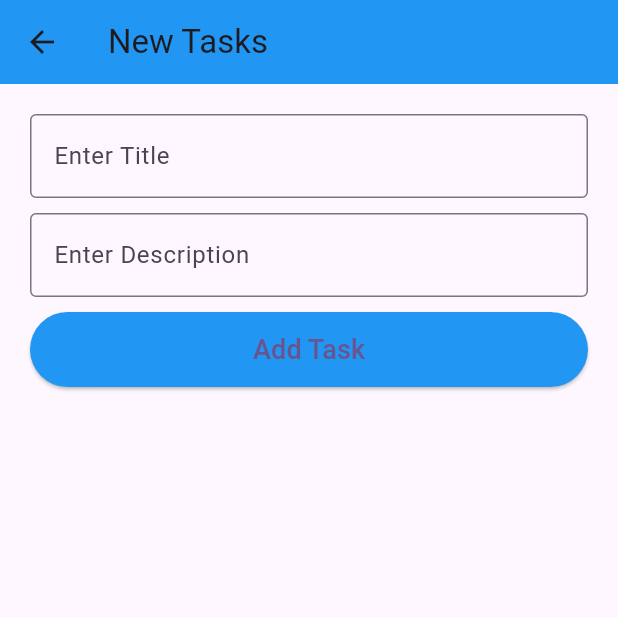
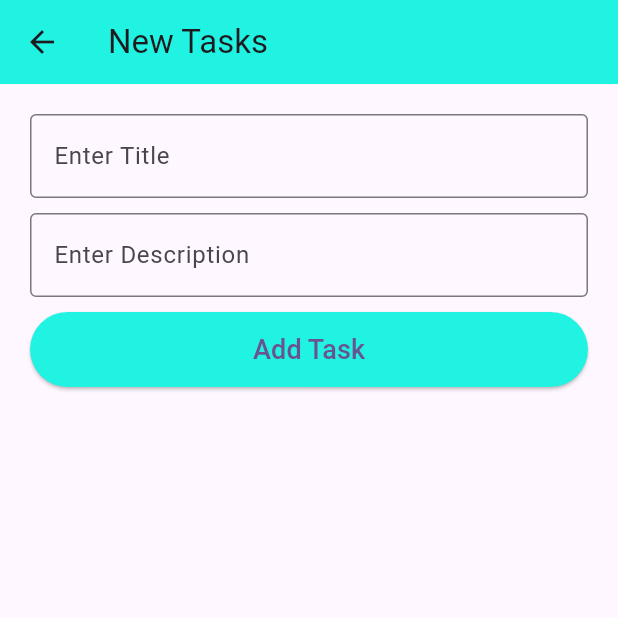
Before and after one commit to MouBiswas16/todo_app_firebase, a Flutter app: the screen it shows once a user with an empty profile is signed in, after a tap on the "add" icon, on a phone screen of 412 x 824 dp, the top half of it. Run offline on Flutter 3.47's test engine with Material 3 defaults, Android fonts, the phone set to English and light mode, and no system bars; our stand-ins replace cloud_firestore, firebase_auth, firebase_core, fluttertoast, google_fonts; accounts and stored records are empty.

Commit message:
delete task and desription screen

```diff
--- a/lib/auth/auth_form.dart
+++ b/lib/auth/auth_form.dart
@@ -59,11 +59,12 @@ class _AuthFormState extends State<AuthForm> {
   @override
   Widget build(BuildContext context) {
     return SafeArea(
-      child: Padding(
-        padding: const EdgeInsets.all(18),
-        child: SizedBox(
-          height: MediaQuery.of(context).size.height,
-          width: MediaQuery.of(context).size.width,
+      child: Container(
+        color: Colors.white,
+        height: MediaQuery.of(context).size.height,
+        width: MediaQuery.of(context).size.width,
+        child: Padding(
+          padding: const EdgeInsets.all(20),
           child: ListView(
             children: [
               SizedBox(
@@ -90,7 +91,7 @@ class _AuthFormState extends State<AuthForm> {
                               borderRadius: BorderRadius.circular(8),
                               borderSide: BorderSide(),
                             ),
-                            labelText: "Enter Email",
+                            labelText: "Enter Name",
                             labelStyle: GoogleFonts.roboto(),
                           ),
                         ),
@@ -141,7 +142,7 @@ class _AuthFormState extends State<AuthForm> {
                       ),
                       SizedBox(height: 20),
                       SizedBox(
-                        height: 70,
+                        height: 50,
                         width: double.infinity,
                         child: ElevatedButton(
                           style: ButtonStyle(
@@ -157,11 +158,17 @@ class _AuthFormState extends State<AuthForm> {
                           child: isLoginPage
                               ? Text(
                                   "Login",
-                                  style: GoogleFonts.roboto(fontSize: 16),
+                                  style: GoogleFonts.roboto(
+                                    fontSize: 16,
+                                    fontWeight: FontWeight.bold,
+                                  ),
                                 )
                               : Text(
                                   "SingUp",
-                                  style: GoogleFonts.roboto(fontSize: 16),
+                                  style: GoogleFonts.roboto(
+                                    fontSize: 16,
+                                    fontWeight: FontWeight.bold,
+                                  ),
                                 ),
                           onPressed: () {
                             startAuthentication();
--- a/lib/auth/auth_screen.dart
+++ b/lib/auth/auth_screen.dart
@@ -16,6 +16,7 @@ class _AuthScreenState extends State<AuthScreen> {
     return SafeArea(
       child: Scaffold(
         appBar: AppBar(
+          backgroundColor: Theme.of(context).primaryColor,
           title: Text("Authentication"),
         ),
         body: AuthForm(),
--- a/lib/main.dart
+++ b/lib/main.dart
@@ -1,11 +1,14 @@
 // ignore_for_file: prefer_const_constructors
 
 import 'package:firebase_auth/firebase_auth.dart';
+import 'package:firebase_core/firebase_core.dart';
 import 'package:flutter/material.dart';
 import 'package:todo_app_firebase/auth/auth_screen.dart';
 import 'package:todo_app_firebase/screens/home.dart';
 
-void main() {
+void main() async {
+  WidgetsFlutterBinding.ensureInitialized();
+  await Firebase.initializeApp();
   runApp(MyApp());
 }
 
@@ -18,7 +21,7 @@ class MyApp extends StatelessWidget {
       title: 'Todo App',
       debugShowCheckedModeBanner: false,
       theme: ThemeData(
-        primaryColor: Colors.blue,
+        primaryColor: Color.fromARGB(255, 33, 243, 226),
         colorScheme: ColorScheme.fromSeed(seedColor: Colors.deepPurple),
         useMaterial3: true,
       ),
--- a/lib/screens/add_task.dart
+++ b/lib/screens/add_task.dart
@@ -31,6 +31,7 @@ class _AddTaskState extends State<AddTask> {
       "title": titleController.text,
       "description": descriptionController.text,
       "time": time.toString(),
+      "timestamp": time,
     });
     Fluttertoast.showToast(msg: "Data Added!!!");
   }
--- a/lib/screens/home.dart
+++ b/lib/screens/home.dart
@@ -1,7 +1,11 @@
 // ignore_for_file: prefer_const_constructors
 
+import 'package:cloud_firestore/cloud_firestore.dart';
+import 'package:firebase_auth/firebase_auth.dart';
 import 'package:flutter/material.dart';
+import 'package:google_fonts/google_fonts.dart';
 import 'package:todo_app_firebase/screens/add_task.dart';
+import 'package:todo_app_firebase/screens/description.dart';
 
 class HomeScreen extends StatefulWidget {
   const HomeScreen({super.key});
@@ -11,17 +15,122 @@ class HomeScreen extends StatefulWidget {
 }
 
 class _HomeScreenState extends State<HomeScreen> {
+  String uid = "";
+  @override
+  void initState() {
+    getuid();
+    super.initState();
+  }
+
+  getuid() async {
+    FirebaseAuth auth = FirebaseAuth.instance;
+    final user = auth.currentUser!;
+    setState(() {
+      uid = user.uid;
+    });
+  }
+
   @override
   Widget build(BuildContext context) {
-    return Scaffold(
+    return SafeArea(
+      child: Scaffold(
         appBar: AppBar(
           backgroundColor: Theme.of(context).primaryColor,
           title: Text("To-Do App"),
         ),
-      body: Container(
+        body: Padding(
+          padding: const EdgeInsets.all(10),
+          child: Container(
             height: MediaQuery.of(context).size.height,
             width: MediaQuery.of(context).size.width,
-        color: Colors.purpleAccent,
+            color: Colors.white70,
+            child: StreamBuilder(
+              stream: FirebaseFirestore.instance
+                  .collection("tasks")
+                  .doc(uid)
+                  .collection("mytasks")
+                  .snapshots(),
+              builder: (context, snapshot) {
+                if (snapshot.connectionState == ConnectionState.waiting) {
+                  return Center(
+                    child: CircularProgressIndicator(),
+                  );
+                } else {
+                  final docs = snapshot.data!.docs;
+                  return ListView.builder(
+                    itemCount: docs.length,
+                    itemBuilder: (context, index) {
+                      return InkWell(
+                        onTap: () {
+                          Navigator.push(
+                            context,
+                            MaterialPageRoute(
+                              builder: (context) => DescriptionScreen(
+                                title: docs[index]["title"],
+                                description: docs[index]["description"],
+                              ),
+                            ),
+                          );
+                        },
+                        child: SizedBox(
+                          height: 80,
+                          width: double.infinity,
+                          child: Card(
+                            // margin: EdgeInsets.only(bottom: 10),
+                            child: Row(
+                              mainAxisAlignment: MainAxisAlignment.spaceBetween,
+                              children: [
+                                Column(
+                                  mainAxisAlignment: MainAxisAlignment.center,
+                                  crossAxisAlignment: CrossAxisAlignment.start,
+                                  children: [
+                                    Container(
+                                      margin: EdgeInsets.all(20),
+                                      child: Text(
+                                        docs[index]["title"],
+                                        style: GoogleFonts.roboto(
+                                          fontSize: 16,
+                                          fontWeight: FontWeight.bold,
+                                        ),
+                                      ),
+                                    ),
+                                  ],
+                                ),
+                                Row(
+                                  children: [
+                                    SizedBox(
+                                      child: IconButton(
+                                        icon: Icon(Icons.delete),
+                                        onPressed: () async {
+                                          await FirebaseFirestore.instance
+                                              .collection("tasks")
+                                              .doc(uid)
+                                              .collection("mytasks")
+                                              .doc(docs[index]["time"])
+                                              .delete();
+                                        },
+                                      ),
+                                    ),
+                                    SizedBox(
+                                      child: IconButton(
+                                        icon: Icon(Icons.check),
+                                        onPressed: () async {},
+                                      ),
+                                    ),
+                                    SizedBox(width: 10),
+                                  ],
+                                ),
+                              ],
+                            ),
+                          ),
+                        ),
+                      );
+                    },
+                  );
+                }
+              },
+            ),
+          ),
         ),
         floatingActionButton: FloatingActionButton(
           backgroundColor: Theme.of(context).primaryColor,
@@ -38,6 +147,7 @@ class _HomeScreenState extends State<HomeScreen> {
             );
           },
         ),
+      ),
     );
   }
 }
--- a/pubspec.yaml
+++ b/pubspec.yaml
@@ -18,6 +18,7 @@ dependencies:
   google_fonts: ^6.1.0
   intl: ^0.19.0
   fluttertoast: ^8.2.4
+  firebase_core: ^2.24.2
 
 dev_dependencies:
   flutter_test:
```
Also changed, not shown: lib/screens/description.dart (added, +50 -0 lines), pubspec.lock, 2 other files. Lines whose indentation alone changed are shown as unchanged.
